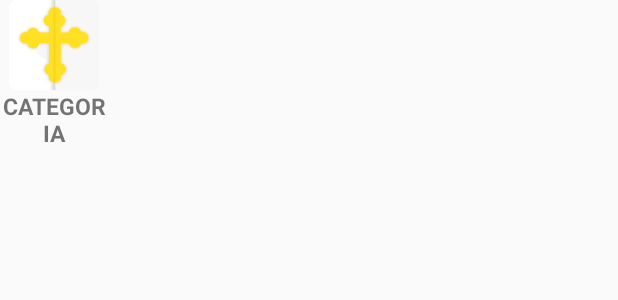
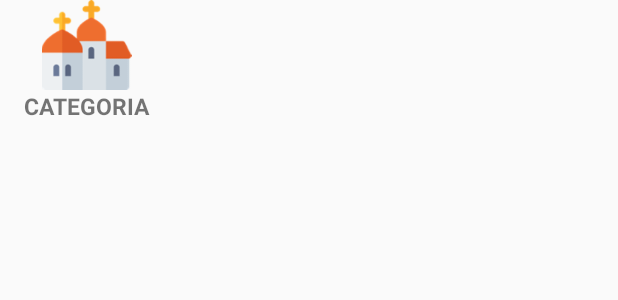
Before and after one commit to georgesirbu/Ortodox, an Android app: the layout horizontal_list_grocery_item.xml on its own in the app's theme, with its tools: preview values and no code run, on a phone screen of 412 x 824 dp. Shown: the top 300 px of the screen. Run offline under Robolectric (Android 15) with nearby library versions, the phone set to English and light mode, and no system bars.

Commit message:
jurnal ok

```diff
--- a/app/src/main/java/com/georgesirbu/ortodox/playlist_audio.java
+++ b/app/src/main/java/com/georgesirbu/ortodox/playlist_audio.java
@@ -1012,7 +1012,7 @@ public class playlist_audio extends AppCompatActivity {
             for (int i=0; i<sizeCat; i++)
             {
 
-                Grocery categorie = new Grocery(dataCat[i], R.drawable.playlist);
+                Grocery categorie = new Grocery(dataCat[i], R.drawable.church);
                 groceryList.add(categorie);
 
             }
--- a/app/src/main/res/layout/horizontal_list_grocery_item.xml
+++ b/app/src/main/res/layout/horizontal_list_grocery_item.xml
@@ -3,6 +3,7 @@
     xmlns:app="http://schemas.android.com/apk/res-auto"
     android:layout_width="wrap_content"
     android:layout_height="match_parent"
+    android:gravity="center_horizontal|fill_horizontal"
     android:orientation="vertical">
 
     <ImageView
@@ -10,12 +11,12 @@
         android:layout_width="wrap_content"
         android:layout_height="60dp"
         android:layout_gravity="center_vertical|center_horizontal"
-        app:srcCompat="@mipmap/ic_launcher" />
+        app:srcCompat="@drawable/church" />
 
     <TextView
         android:id="@+id/idProductName"
         android:layout_width="match_parent"
-        android:layout_height="40dp"
+        android:layout_height="wrap_content"
         android:gravity="center_vertical|center_horizontal"
         android:text="CATEGORIA"
         android:textSize="15sp"
```
Also changed, not shown: app/src/main/res/drawable/church.png (added).
